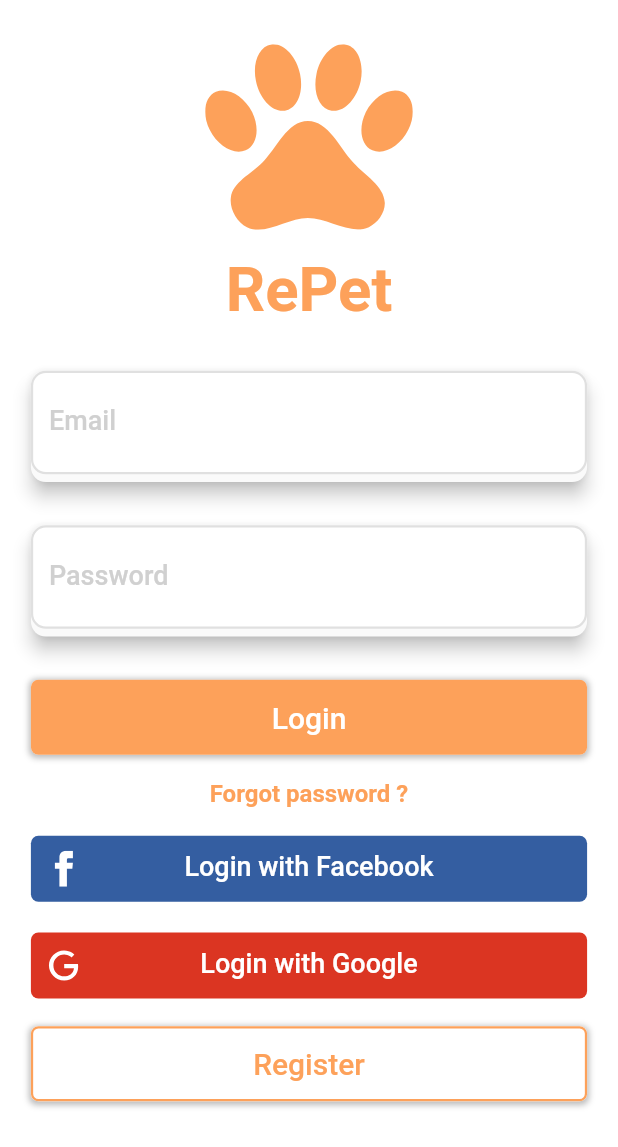
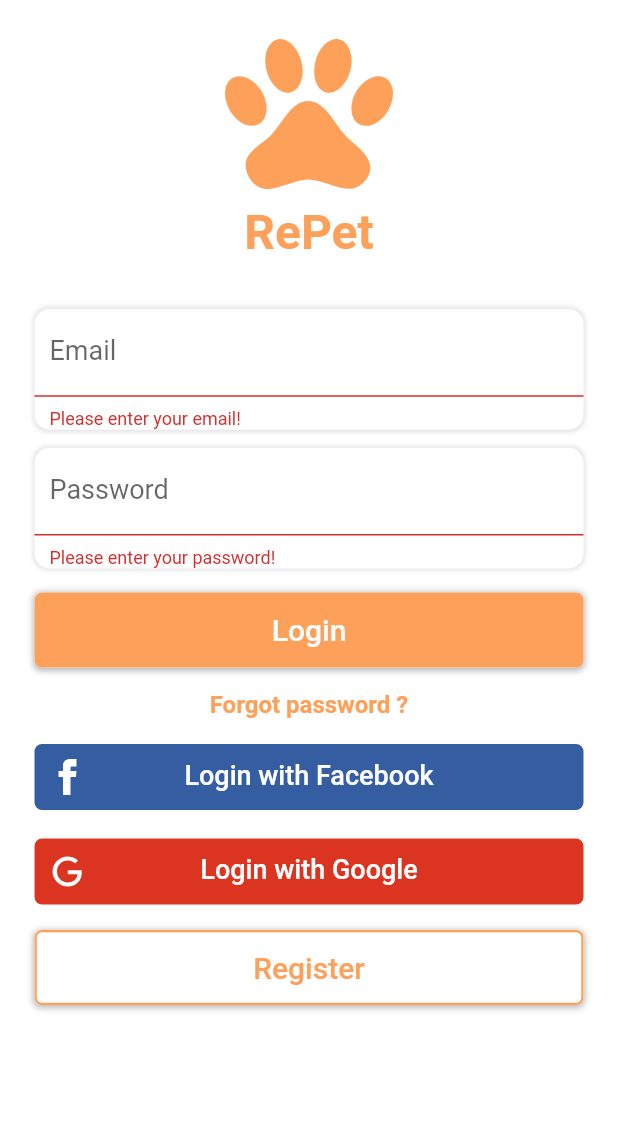
Before and after one commit to CanayBozkus/Repet_App, a Flutter app: the screen it shows after launch, after a tap on "Login", on a phone screen of 412 x 824 dp. Shown: the top 1147 px of the screen. Run offline on Flutter 3.47's test engine with Material 2 defaults, Android fonts, the phone set to English and light mode, and no system bars; our stand-ins replace cloud_firestore, firebase_auth, firebase_core, firebase_crashlytics, flutter_local_notifications, flutter_svg and 4 more; missing offline and left inert: add_2_calendar; accounts and stored records are empty.

Commit message:
spinner, login error handling

```diff
--- a/lib/screens/login_screen.dart
+++ b/lib/screens/login_screen.dart
@@ -2,6 +2,7 @@ import 'package:flutter/material.dart';
 import 'package:repetapp/screens/main_screen.dart';
 import 'package:repetapp/screens/registration_screen.dart';
 import 'package:repetapp/utilities/constants.dart';
+import 'package:repetapp/utilities/form_generator.dart';
 import 'package:repetapp/widgets/base_button.dart';
 import 'package:repetapp/widgets/button_leading_svg.dart';
 import 'package:repetapp/widgets/base_input_field.dart';
@@ -9,16 +10,24 @@ import 'package:firebase_auth/firebase_auth.dart';
 import 'package:flutter_svg/flutter_svg.dart';
 import 'package:repetapp/utilities/provided_data.dart';
 import 'package:provider/provider.dart';
+import 'package:repetapp/widgets/spinner.dart';
 
-class LoginScreen extends StatelessWidget {
+class LoginScreen extends StatefulWidget {
   static const routeName = 'LoginScreen';
+
+  @override
+  _LoginScreenState createState() => _LoginScreenState();
+}
+
+class _LoginScreenState extends State<LoginScreen> {
   final _auth = FirebaseAuth.instance;
-  String email;
-  String password;
+  final _formGen = FormGenerator();
+  final GlobalKey<FormState> _formKey = new GlobalKey<FormState>();
+  Map _loginValuesStorage = {'email': '', 'password': ''};
+  bool _isLogging = false;
+
   @override
   Widget build(BuildContext context) {
-    double height = MediaQuery.of(context).size.height;
-    double width = MediaQuery.of(context).size.width;
     return Scaffold(
       resizeToAvoidBottomInset: false,
       body: SafeArea(
@@ -27,15 +36,13 @@ class LoginScreen extends StatelessWidget {
             FocusScope.of(context).unfocus();
           },
           child: Container(
-            padding: EdgeInsets.symmetric(
-              horizontal: width * 0.05,
-            ),
-            child: Column(
-              crossAxisAlignment: CrossAxisAlignment.center,
+            padding: generalScreenPadding,
+            child: ListView(
+              padding: EdgeInsets.symmetric(horizontal: 3),
               children: [
                 //TODO: bu kısmı FormGenerator.loginForm() içerisinden al
                 Container(
-                    height: height * 0.30,
+                    height: 200,
                     width: double.infinity,
                     child: Column(
                       mainAxisAlignment: MainAxisAlignment.center,
@@ -43,55 +50,97 @@ class LoginScreen extends StatelessWidget {
                         SvgPicture.asset(
                           'assets/icons/paw.svg',
                           color: kPrimaryColor,
-                          height: height * 0.15,
+                          height: 100,
                         ),
                         SizedBox(
-                          height: height * 0.02,
+                          height: 10,
                         ),
                         Text(
                           'RePet',
                           style: TextStyle(
-                            fontSize: height * 0.05,
+                            fontSize: 32,
                             fontWeight: FontWeight.w700,
                             color: kPrimaryColor,
                           ),
                         )
                       ],
                     )),
-                BaseInputField(
-                  label: 'Email',
-                  keyboardType: KeyboardTypes.emailAddress,
-                  onChanged: (value) {
-                    email = value;
-                  },
+                _formGen.userLoginForm(key: _formKey, loginValuesStorage: _loginValuesStorage),
+                SizedBox(
+                  height: 10,
                 ),
-                SizedBox(
-                  height: height * 0.035,
-                ),
-                BaseInputField(
-                  label: 'Password',
-                  onChanged: (value) {
-                    password = value;
-                  },
-                  obsecure: true,
-                ),
-                SizedBox(
-                  height: height * 0.035,
-                ),
-                BaseButton(
+                _isLogging ? Spinner() : BaseButton(
                   text: 'Login',
                   onPressed: () async {
                     //TODO: login kısmını UserModel üzerinden gerçekleştir (?) ve provider üzerinde currenUser olarak assign et
                     //TODO: spinner ekle
-                    final user = await _auth.signInWithEmailAndPassword(
-                        email: email, password: password);
-                    if (user != null) {
-                      Navigator.pushReplacementNamed(context, MainScreen.routeName);
+                    bool isValid = _formKey.currentState.validate();
+                    if(isValid){
+                      setState(() {
+                        _isLogging = true;
+                      });
+                      _formKey.currentState.save();
+                      try{
+                        final user = await _auth.signInWithEmailAndPassword(
+                          email: _loginValuesStorage['email'], password: _loginValuesStorage['password'],
+                        );
+                        if (user != null) {
+                          Navigator.pushReplacementNamed(context, MainScreen.routeName);
+                        }
+                        else {
+                          throw new Error();
+                        }
+                      }
+                      catch(e){
+                        String error= e.toString();
+                        String errorMsg;
+                        if(error.contains('invalid-email')){
+                          errorMsg = 'Invalid email. Please enter a valid email.';
+                        }
+                        else if(error.contains('user-not-found')){
+                          errorMsg = 'No account found. Please register or try with another account.';
+                        }
+                        else if(error.contains('wrong-password')){
+                          errorMsg = 'Wrong password. Please try again.';
+                        }
+                        else {
+                          errorMsg = 'Cannot login right now. Please try again later.';
+                        }
+                        showDialog(
+                          context: context,
+                          builder: (BuildContext context) {
+                            return AlertDialog(
+                              title: Text(
+                                'Login Failed',
+                                textAlign: TextAlign.center,
+                              ),
+                              titleTextStyle: TextStyle(
+                                color: kPrimaryColor,
+                                fontSize: 22,
+                                fontWeight: FontWeight.w800
+                              ),
+                              content: Container(
+                                height: 100,
+                                child: Text(
+                                  errorMsg,
+                                  style: TextStyle(
+                                    fontWeight: FontWeight.w600,
+                                  ),
+                                  textAlign: TextAlign.center,
+                                ),
+                              ),
+                            );
+                          }
+                        );
+                      }
+                      setState(() {
+                        _isLogging = false;
+                      });
                     }
                   },
                 ),
                 SizedBox(
-                  height: height * 0.02,
+                  height: 15,
                 ),
                 Text(
                   'Forgot password ?',
@@ -99,9 +148,10 @@ class LoginScreen extends StatelessWidget {
                     color: kPrimaryColor,
                     fontWeight: FontWeight.w700,
                   ),
+                  textAlign: TextAlign.center,
                 ),
                 SizedBox(
-                  height: height * 0.02,
+                  height: 15,
                 ),
                 ButtonLeadingSvg(
                   svg: 'assets/icons/iconmonstr-facebook-1.svg',
@@ -110,7 +160,7 @@ class LoginScreen extends StatelessWidget {
                   onPressed: () {},
                 ),
                 SizedBox(
-                  height: height * 0.02,
+                  height: 15,
                 ),
                 ButtonLeadingSvg(
                   svg: 'assets/icons/google.svg',
@@ -119,7 +169,7 @@ class LoginScreen extends StatelessWidget {
                   color: Color(0xffdb3522),
                 ),
                 SizedBox(
-                  height: height * 0.02,
+                  height: 15,
                 ),
                 BaseButton(
                   text: 'Register',
--- a/lib/screens/pet_registration_screen.dart
+++ b/lib/screens/pet_registration_screen.dart
@@ -9,6 +9,7 @@ import 'package:repetapp/widgets/default_elevation.dart';
 import 'package:flutter_svg/flutter_svg.dart';
 import 'package:repetapp/utilities/provided_data.dart';
 import 'package:provider/provider.dart';
+import 'package:repetapp/widgets/spinner.dart';
 
 class PetRegistrationScreen extends StatefulWidget {
   static const routeName = 'PetRegistrationScreen';
@@ -118,10 +119,7 @@ class _PetRegistrationScreenState extends State<PetRegistrationScreen> {
                          }
                       },
                       width: 120,
-                    ) : Container(
-                      width: 120,
-                      child: Center(child: CircularProgressIndicator()),
-                    ),
+                    ) : Spinner()
                   ],
                 ),
               ],
--- a/lib/utilities/form_generator.dart
+++ b/lib/utilities/form_generator.dart
@@ -610,4 +610,40 @@ class FormGenerator{
       ),
     );
   }
+
+  Widget userLoginForm({@required key, @required loginValuesStorage}){
+    return Form(
+      key: key,
+      child: Column(
+        children: [
+          this.addInput(
+            label: 'Email',
+            keyboard: KeyboardTypes.emailAddress,
+            validator: (String value){
+              if(value.isEmpty){
+                return 'Please enter your email!';
+              }
+              return null;
+            },
+            onsaved: (value){
+              loginValuesStorage['email'] = value;
+            }
+          ),
+          this.addInput(
+              label: 'Password',
+              obsecure: true,
+              validator: (value){
+                if(value.isEmpty){
+                  return 'Please enter your password!';
+                }
+                return null;
+              },
+              onsaved: (value){
+                loginValuesStorage['password'] = value;
+              }
+          )
+        ],
+      ),
+    );
+  }
 }
--- /dev/null
+++ b/lib/widgets/spinner.dart
@@ -0,0 +1,16 @@
+import 'package:flutter/material.dart';
+import 'package:repetapp/utilities/constants.dart';
+
+class Spinner extends StatelessWidget {
+  @override
+  Widget build(BuildContext context) {
+    return Container(
+      width: 120,
+      child: Center(
+        child: CircularProgressIndicator(
+          valueColor: AlwaysStoppedAnimation<Color>(kPrimaryColor),
+        ),
+      ),
+    );
+  }
+}
```
